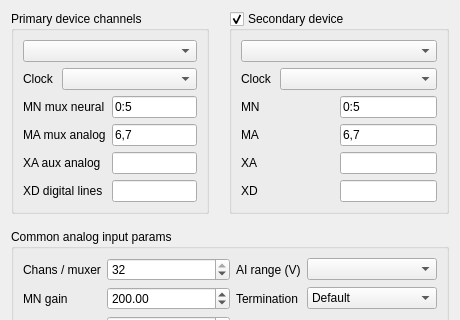
First picture: the form in Forms/NICfgTab.ui, repository billkarsh/SpikeGLX, before the edit; both pictures show x 0 to 460 and y 0 to 320 of the 460 by 534 pixel window.
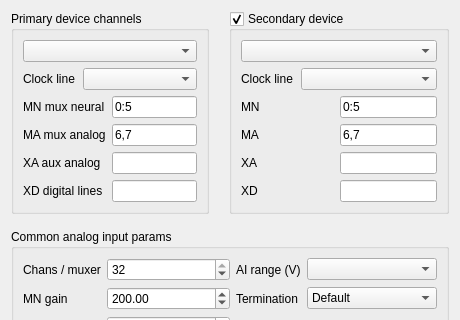
Second picture: the form after the edit.

Patch:
```diff
--- a/Forms/NICfgTab.ui
+++ b/Forms/NICfgTab.ui
@@ -178,7 +178,7 @@
            </sizepolicy>
           </property>
           <property name="text">
-           <string>Clock</string>
+           <string>Clock line</string>
           </property>
          </widget>
         </item>
@@ -658,7 +658,7 @@
            </sizepolicy>
           </property>
           <property name="text">
-           <string>Clock</string>
+           <string>Clock line</string>
           </property>
          </widget>
         </item>
```
Left out of the diff: 8 changed lines with no effect on the pictures.
